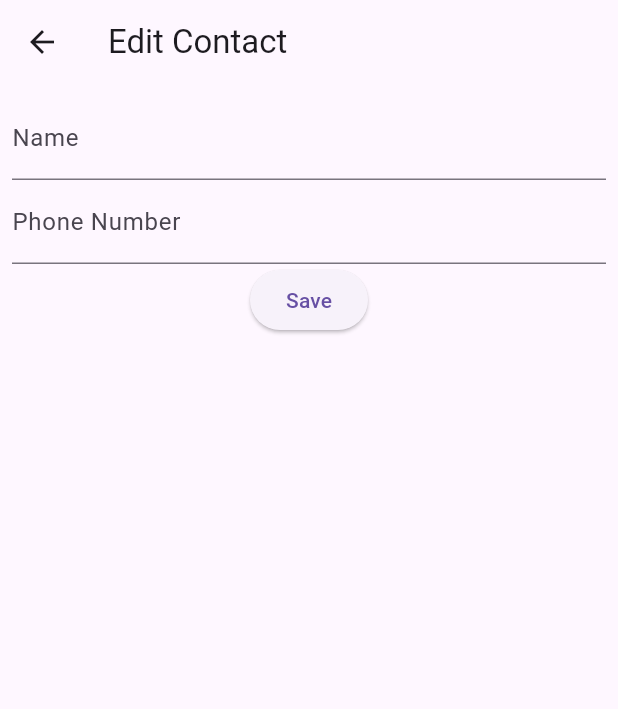
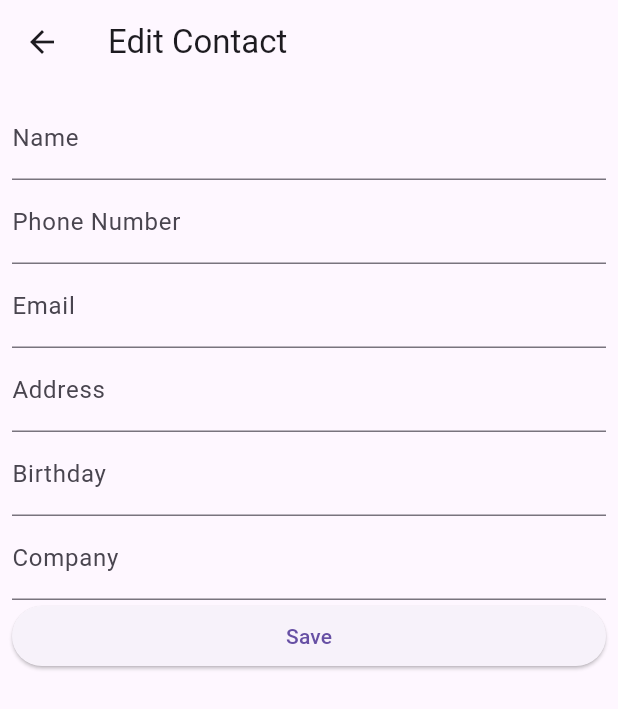
Before and after one commit to iker-gonzalez/ft-hangouts, a Flutter app: the ContactEditPage screen opened directly, on a phone screen of 412 x 824 dp. Shown: the top 709 px of the screen. Run offline on Flutter 3.47's test engine with Material 3 defaults, Android fonts, the phone set to English and light mode, and no system bars.

Commit message:
Add more details to contact / update tests

```diff
--- a/lib/models/contact.dart
+++ b/lib/models/contact.dart
@@ -1,6 +1,17 @@
 class Contact {
   String name;
   String phoneNumber;
+  String email;
+  String address;
+  DateTime birthday;
+  String company;
 
-  Contact({required this.name, required this.phoneNumber});
+  Contact({
+    required this.name,
+    required this.phoneNumber,
+    required this.email,
+    required this.address,
+    required this.birthday,
+    required this.company,
+  });
 }
--- a/lib/screens/contact_edit_page.dart
+++ b/lib/screens/contact_edit_page.dart
@@ -15,6 +15,10 @@ class ContactEditPage extends StatefulWidget {
 class _ContactEditPageState extends State<ContactEditPage> {
   late TextEditingController _nameController;
   late TextEditingController _phoneNumberController;
+  late TextEditingController _emailController;
+  late TextEditingController _addressController;
+  late TextEditingController _birthdayController;
+  late TextEditingController _companyController;
 
   @override
   void initState() {
@@ -22,6 +26,10 @@ class _ContactEditPageState extends State<ContactEditPage> {
     _nameController = TextEditingController(text: widget.contact?.name);
     _phoneNumberController =
         TextEditingController(text: widget.contact?.phoneNumber);
+    _emailController = TextEditingController(text: widget.contact?.email);
+    _addressController = TextEditingController(text: widget.contact?.address);
+    _birthdayController = TextEditingController(text: widget.contact?.birthday.toIso8601String());
+    _companyController = TextEditingController(text: widget.contact?.company);
   }
 
   @override
@@ -32,7 +40,7 @@ class _ContactEditPageState extends State<ContactEditPage> {
       ),
       body: Padding(
         padding: const EdgeInsets.all(8.0),
-        child: Column(
+        child: ListView(
           children: [
             TextField(
               controller: _nameController,
@@ -42,6 +50,22 @@ class _ContactEditPageState extends State<ContactEditPage> {
               controller: _phoneNumberController,
               decoration: InputDecoration(labelText: 'Phone Number'),
             ),
+            TextField(
+              controller: _emailController,
+              decoration: InputDecoration(labelText: 'Email'),
+            ),
+            TextField(
+              controller: _addressController,
+              decoration: InputDecoration(labelText: 'Address'),
+            ),
+            TextField(
+              controller: _birthdayController,
+              decoration: InputDecoration(labelText: 'Birthday'),
+            ),
+            TextField(
+              controller: _companyController,
+              decoration: InputDecoration(labelText: 'Company'),
+            ),
             ElevatedButton(
               child: Text('Save'),
               onPressed: () {
@@ -50,6 +74,10 @@ class _ContactEditPageState extends State<ContactEditPage> {
                 final contact = Contact(
                   name: _nameController.text,
                   phoneNumber: _phoneNumberController.text,
+                  email: _emailController.text,
+                  address: _addressController.text,
+                  birthday: DateTime.parse(_birthdayController.text),
+                  company: _companyController.text,
                 );
                 if (widget.contact != null) {
                   contactProvider.updateContact(widget.contact!, contact);
--- a/lib/screens/contact_list_page.dart
+++ b/lib/screens/contact_list_page.dart
@@ -18,7 +18,16 @@ class ContactListPage extends StatelessWidget {
               final contact = contactProvider.contacts[index];
               return ListTile(
                 title: Text(contact.name),
-                subtitle: Text(contact.phoneNumber),
+                subtitle: Column(
+                  crossAxisAlignment: CrossAxisAlignment.start,
+                  children: [
+                    Text('Phone: ${contact.phoneNumber}'),
+                    Text('Email: ${contact.email}'),
+                    Text('Address: ${contact.address}'),
+                    Text('Birthday: ${contact.birthday.toIso8601String()}'),
+                    Text('Company: ${contact.company}'),
+                  ],
+                ),
                 trailing: IconButton(
                   icon: Icon(Icons.delete),
                   onPressed: () {
```
Also changed, not shown: 2 other files.
